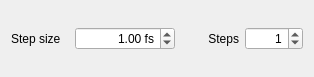
Old version of the form SteepestDescent/form/SESteepestDescentStateUpdaterProperties.ui in the repository 1A-OneAngstrom/SAMSON-Developer-Tutorials.
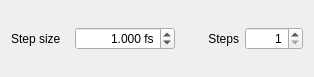
New version of the form.

```diff
--- a/SteepestDescent/form/SESteepestDescentStateUpdaterProperties.ui
+++ b/SteepestDescent/form/SESteepestDescentStateUpdaterProperties.ui
@@ -72,10 +72,13 @@
       <string> fs</string>
      </property>
      <property name="decimals">
-      <number>2</number>
+      <number>3</number>
+     </property>
+     <property name="minimum">
+      <double>0.001000000000000</double>
      </property>
      <property name="maximum">
-      <double>10.000000000000000</double>
+      <double>5.000000000000000</double>
      </property>
      <property name="singleStep">
       <double>0.100000000000000</double>
@@ -103,6 +106,9 @@
      <property name="alignment">
       <set>Qt::AlignRight|Qt::AlignTrailing|Qt::AlignVCenter</set>
      </property>
+     <property name="minimum">
+      <number>1</number>
+     </property>
      <property name="maximum">
       <number>1000</number>
      </property>
```
